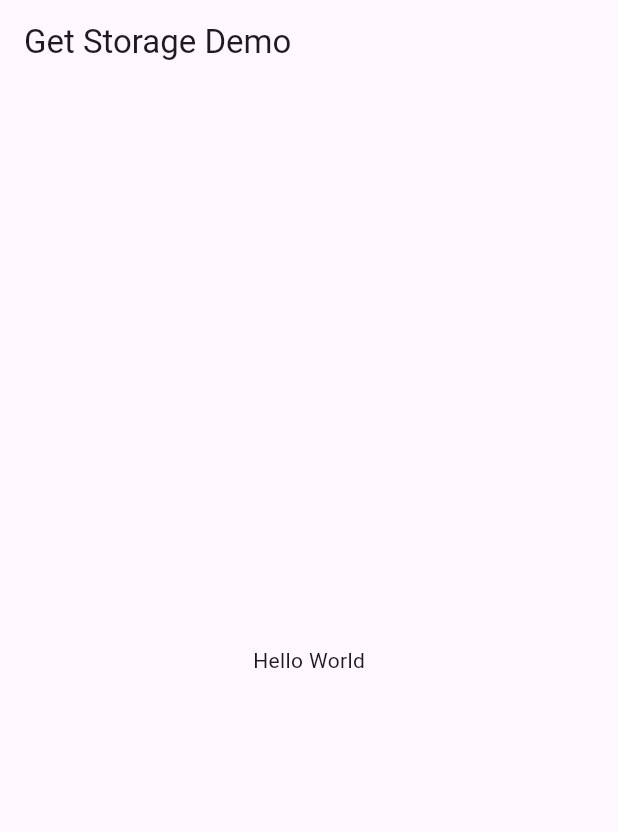
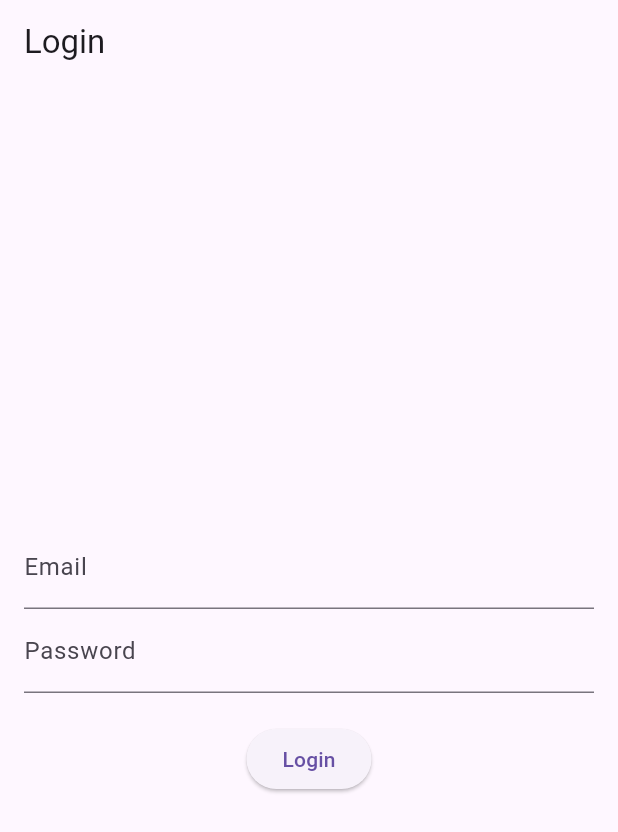
Before and after one commit to sheyls/Sales-App-flutter, a Flutter app: the screen it shows after launch, on a phone screen of 412 x 824 dp. Shown: the top 832 px of the screen. Run offline on Flutter 3.47's test engine with Material 3 defaults, Android fonts, the phone set to English and light mode, and no system bars; our stand-ins replace get, get_storage.

Commit message:
Add login screen

```diff
--- a/lib/main.dart
+++ b/lib/main.dart
@@ -1,5 +1,7 @@
 import 'package:flutter/material.dart';
+import 'package:get/get.dart';
 import 'package:get_storage/get_storage.dart';
+import 'package:induccion_flutter/routes/routes.dart';
 
 void main() async {
   await GetStorage.init();
@@ -9,26 +11,13 @@ void main() async {
 class MyApp extends StatelessWidget {
   @override
   Widget build(BuildContext context) {
-    return MaterialApp(
+    return GetMaterialApp(
       title: 'Flutter Demo',
       theme: ThemeData(
         primarySwatch: Colors.blue,
       ),
-      home: MyHomePage(),
+      initialRoute: AppRoutes.loginScreen,
+      getPages: AppRoutes.pages,
     );
   }
 }
-
-class MyHomePage extends StatelessWidget {
-  @override
-  Widget build(BuildContext context) {
-    return Scaffold(
-      appBar: AppBar(
-        title: Text('Get Storage Demo'),
-      ),
-      body: Center(
-        child: Text('Hello World'),
-      ),
-    );
-  }
-}
--- /dev/null
+++ b/lib/presentation/login_screen/binding/login_binding.dart
@@ -0,0 +1,9 @@
+import 'package:get/get.dart';
+import 'package:induccion_flutter/presentation/login_screen/controller/login_controller.dart';
+
+class LoginBinding extends Bindings {
+  @override
+  void dependencies() {
+    Get.lazyPut<LoginController>(() => LoginController());
+  }
+}
--- /dev/null
+++ b/lib/presentation/login_screen/controller/login_controller.dart
@@ -0,0 +1,29 @@
+import 'package:flutter/material.dart';
+import 'package:get/get.dart';
+import 'package:induccion_flutter/services/local_storage_service.dart';
+import 'package:induccion_flutter/presentation/login_screen/models/user_model.dart';
+
+class LoginController extends GetxController {
+  final emailController = TextEditingController();
+  final passwordController = TextEditingController();
+  final LocalStorageService storageService = LocalStorageService();
+
+  void login() {
+    final email = emailController.text;
+    final password = passwordController.text;
+
+    // Aquí podrías agregar la lógica de autenticación real.
+    if (email == 'sheyla@example.com' && password == 'password123') {
+      UserModel user = UserModel(
+        nombre: 'Sheyla',
+        apellido: 'Leyva',
+        email: email,
+        password: password,
+      );
+      storageService.saveUser(user);
+      Get.snackbar('Login Successful', 'Welcome, ${user.nombre}!');
+    } else {
+      Get.snackbar('Login Failed', 'Invalid email or password');
+    }
+  }
+}
--- /dev/null
+++ b/lib/presentation/login_screen/login_screen.dart
@@ -0,0 +1,38 @@
+import 'package:flutter/material.dart';
+import 'package:get/get.dart';
+import 'package:induccion_flutter/presentation/login_screen/controller/login_controller.dart';
+
+class LoginScreen extends StatelessWidget {
+  final LoginController controller = Get.put(LoginController());
+
+  @override
+  Widget build(BuildContext context) {
+    return Scaffold(
+      appBar: AppBar(
+        title: Text('Login'),
+      ),
+      body: Padding(
+        padding: EdgeInsets.all(16.0),
+        child: Column(
+          mainAxisAlignment: MainAxisAlignment.center,
+          children: [
+            TextField(
+              controller: controller.emailController,
+              decoration: InputDecoration(labelText: 'Email'),
+            ),
+            TextField(
+              controller: controller.passwordController,
+              decoration: InputDecoration(labelText: 'Password'),
+              obscureText: true,
+            ),
+            SizedBox(height: 20),
+            ElevatedButton(
+              onPressed: controller.login,
+              child: Text('Login'),
+            ),
+          ],
+        ),
+      ),
+    );
+  }
+}
--- /dev/null
+++ b/lib/presentation/login_screen/models/user_model.dart
@@ -0,0 +1,37 @@
+class UserModel {
+  String nombre;
+  String apellido;
+  String email;
+  String password;
+  String? token;
+
+  UserModel({
+    required this.nombre,
+    required this.apellido,
+    required this.email,
+    required this.password,
+    this.token,
+  });
+
+  // Convert UserModel to JSON
+  Map<String, dynamic> toJson() {
+    return {
+      'nombre': nombre,
+      'apellido': apellido,
+      'email': email,
+      'password': password,
+      'token': token,
+    };
+  }
+
+  // Create a UserModel from JSON
+  factory UserModel.fromJson(Map<String, dynamic> json) {
+    return UserModel(
+      nombre: json['nombre'],
+      apellido: json['apellido'],
+      email: json['email'],
+      password: json['password'],
+      token: json['token'],
+    );
+  }
+}
--- /dev/null
+++ b/lib/routes/routes.dart
@@ -0,0 +1,15 @@
+import 'package:get/get.dart';
+import 'package:induccion_flutter/presentation/login_screen/login_screen.dart';
+import 'package:induccion_flutter/presentation/login_screen/binding/login_binding.dart';
+
+class AppRoutes {
+  static const String loginScreen = '/login_screen';
+
+  static List<GetPage> pages = [
+    GetPage(
+      name: loginScreen,
+      page: () => LoginScreen(),
+      bindings: [LoginBinding()],
+    ),
+  ];
+}
--- a/pubspec.yaml
+++ b/pubspec.yaml
@@ -31,7 +31,8 @@ dependencies:
   flutter:
     sdk: flutter
   get: ^4.3.8
-  get_storage: ^2.0.3
+    get_storage:
+    http:
 
   # The following adds the Cupertino Icons font to your application.
   # Use with the CupertinoIcons class for iOS style icons.
```
Also changed, not shown: lib/presentation/home_screen/home_screen.dart (+16 -5 lines), lib/services/local_storage_service.dart (+11 -6 lines).
